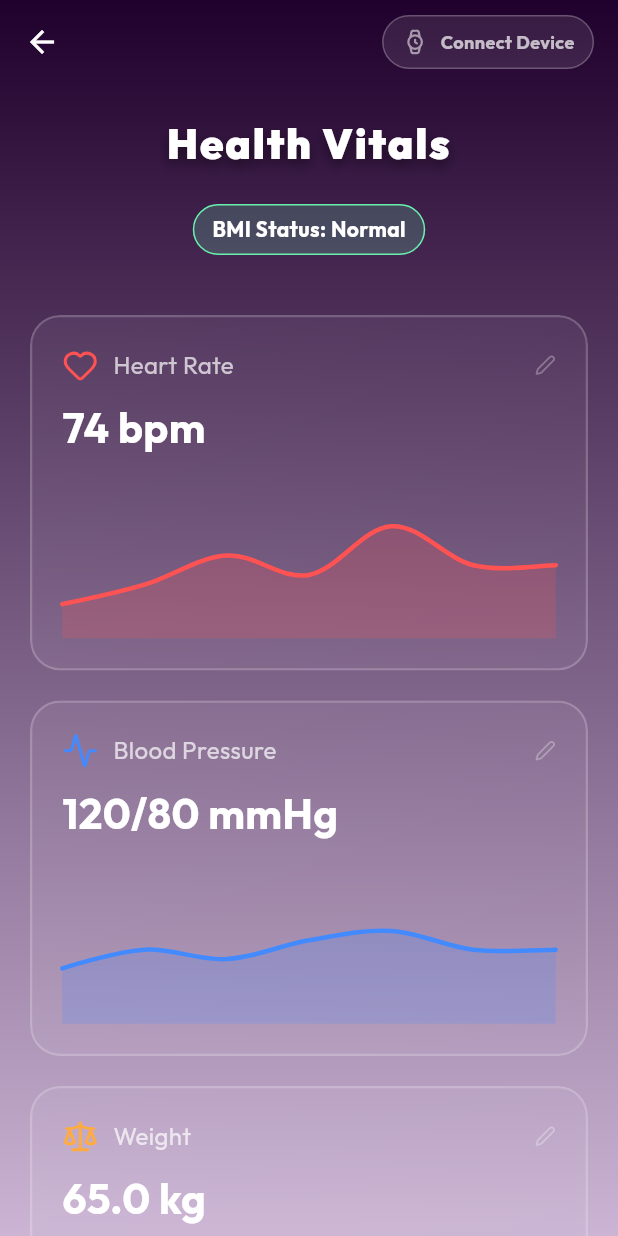
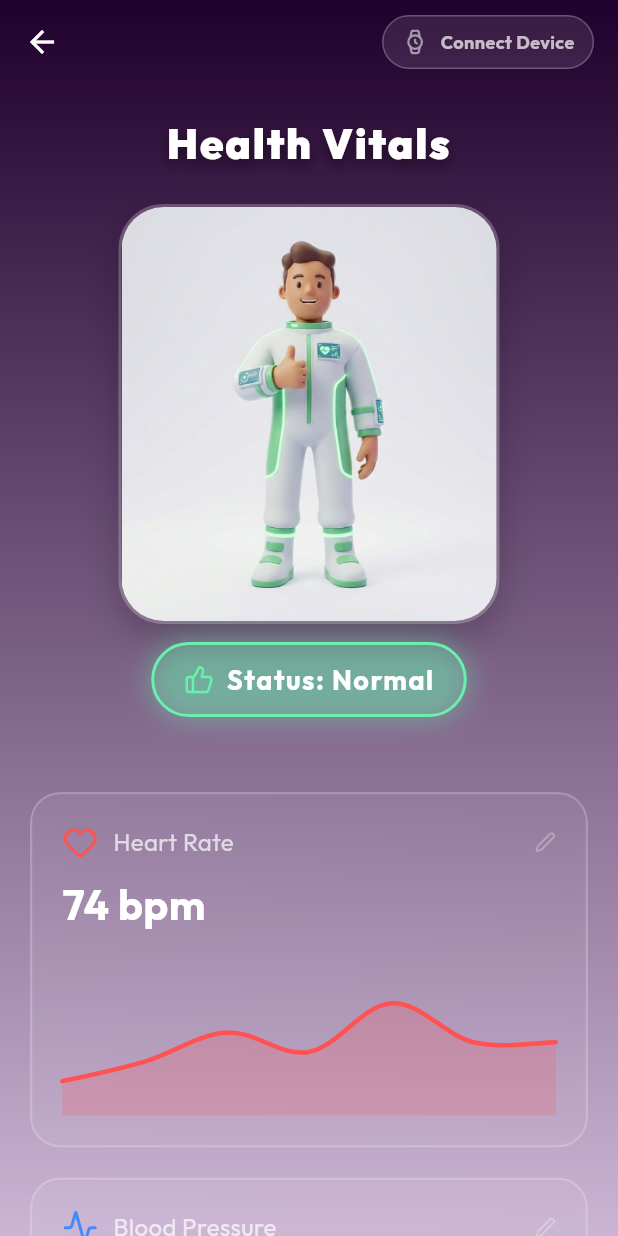
Before and after one commit to D-H724/my_sejahtera_ng, a Flutter app: the HealthVitalsScreen screen opened directly, on a phone screen of 412 x 824 dp. Run offline on Flutter 3.47's test engine with Material 3 defaults, Android fonts, the light colour scheme and no system bars; drawn by our look-alikes of fl_chart, flutter_animate; our stand-ins replace animated_text_kit, flutter_dotenv, flutter_local_notifications, flutter_map, flutter_markdown, flutter_riverpod and 11 more.

Commit message:
feat: Replace the BMI status text with a visual representation using status-specific images and a styled status indicator, along with new image assets.

```diff
--- a/lib/features/digital_health/screens/health_vitals_screen.dart
+++ b/lib/features/digital_health/screens/health_vitals_screen.dart
@@ -68,15 +68,9 @@ class HealthVitalsScreen extends ConsumerWidget {
                 const SizedBox(height: 10),
 
                 // Always show BMI Status
-                Container(
-                  padding: const EdgeInsets.symmetric(horizontal: 12, vertical: 6),
-                  decoration: BoxDecoration(
-                    color: _getBmiColor(vitals.bmiStatus).withOpacity(0.2),
-                    borderRadius: BorderRadius.circular(20),
-                    border: Border.all(color: _getBmiColor(vitals.bmiStatus)),
-                  ),
-                  child: Text("BMI Status: ${vitals.bmiStatus}", style: const TextStyle(color: Colors.white, fontWeight: FontWeight.bold)),
-                ).animate().fadeIn(delay: 600.ms),
+                // 3D Avatar & BMI Status Visualizer
+                _buildBmiAvatar(vitals.bmiStatus),
+                const SizedBox(height: 10),
 
                 const SizedBox(height: 16),
 
@@ -328,4 +322,81 @@ class HealthVitalsScreen extends ConsumerWidget {
       ).animate().fadeIn().slideX(),
     );
   }
+
+  Widget _buildBmiAvatar(String status) {
+    String assetPath;
+    if (status == 'Underweight') {
+      assetPath = 'assets/images/bmi_underweight.png';
+    } else if (status == 'Obese' || status == 'Overweight') {
+      assetPath = 'assets/images/bmi_overweight.png';
+    } else {
+      assetPath = 'assets/images/bmi_normal.png'; // Default/Normal
+    }
+
+    return Column(
+      children: [
+        SizedBox(
+          height: 280, // Generous height for the 3D character
+          child: AnimatedSwitcher(
+            duration: const Duration(milliseconds: 600),
+            transitionBuilder: (child, animation) => ScaleTransition(scale: animation, child: FadeTransition(opacity: animation, child: child)),
+            child: Container(
+              key: ValueKey(status),
+              decoration: BoxDecoration(
+                borderRadius: BorderRadius.circular(30),
+                border: Border.all(color: Colors.white24, width: 2),
+                boxShadow: [
+                  BoxShadow(
+                    color: Colors.black.withOpacity(0.2),
+                    blurRadius: 20,
+                    offset: const Offset(0, 10),
+                  )
+                ],
+              ),
+              child: ClipRRect(
+                borderRadius: BorderRadius.circular(28),
+                child: Image.asset(
+                  assetPath,
+                  fit: BoxFit.cover,
+                  height: 280,
+                  width: 250, // Constrain width for a card look
+                ),
+              ),
+            ),
+          ),
+        ),
+        const SizedBox(height: 12),
+        Container(
+          padding: const EdgeInsets.symmetric(horizontal: 20, vertical: 10),
+          decoration: BoxDecoration(
+            color: _getBmiColor(status).withOpacity(0.2),
+            borderRadius: BorderRadius.circular(30),
+            border: Border.all(color: _getBmiColor(status), width: 2),
+            boxShadow: [
+              BoxShadow(
+                color: _getBmiColor(status).withOpacity(0.4),
+                blurRadius: 15,
+                spreadRadius: 2,
+              )
+            ]
+          ),
+          child: Row(
+            mainAxisSize: MainAxisSize.min,
+            children: [
+              Icon(
+                status == 'Normal' ? LucideIcons.thumbsUp : (status == 'Underweight' ? LucideIcons.arrowDown : LucideIcons.arrowUp),
+                color: _getBmiColor(status),
+                size: 20
+              ),
+              const SizedBox(width: 8),
+              Text(
+                "Status: $status",
+                style: const TextStyle(color: Colors.white, fontWeight: FontWeight.bold, fontSize: 18, letterSpacing: 1),
+              ),
+            ],
+          ),
+        ).animate().fadeIn().slideY(begin: 0.3),
+      ],
+    );
+  }
 }
```
Also changed, not shown: assets/images/bmi_normal.png (added), assets/images/bmi_overweight.png (added), assets/images/bmi_underweight.png (added).
